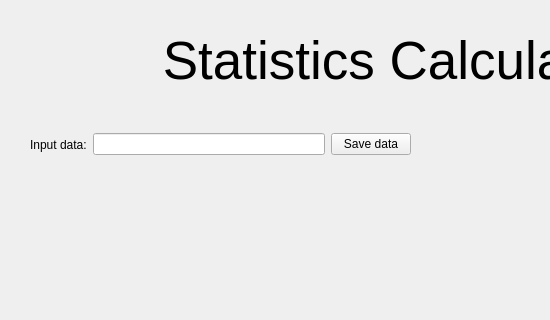
Above: statistics-calculator/mainwindow.ui from ignabelitzky/statistic-calculator before the change; both pictures show x 0 to 550 and y 0 to 320 of the 800 by 600 pixel window. Below: the same form after it.
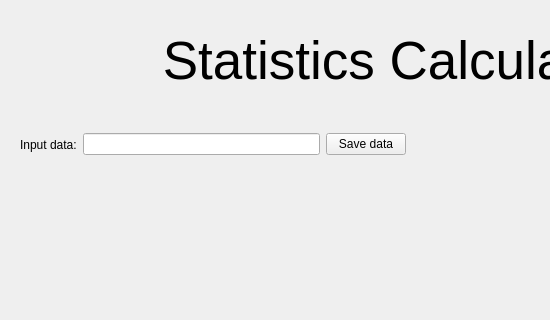
That is the form after the change.

Commit message: Implemented the save of data via the 'save data' button

The edit to the form file:
```diff
--- a/statistics-calculator/mainwindow.ui
+++ b/statistics-calculator/mainwindow.ui
@@ -38,9 +38,9 @@
    <widget class="QWidget" name="">
     <property name="geometry">
      <rect>
-      <x>30</x>
+      <x>20</x>
       <y>130</y>
-      <width>751</width>
+      <width>761</width>
       <height>29</height>
      </rect>
     </property>
```
The commit also changes 2 other files.
